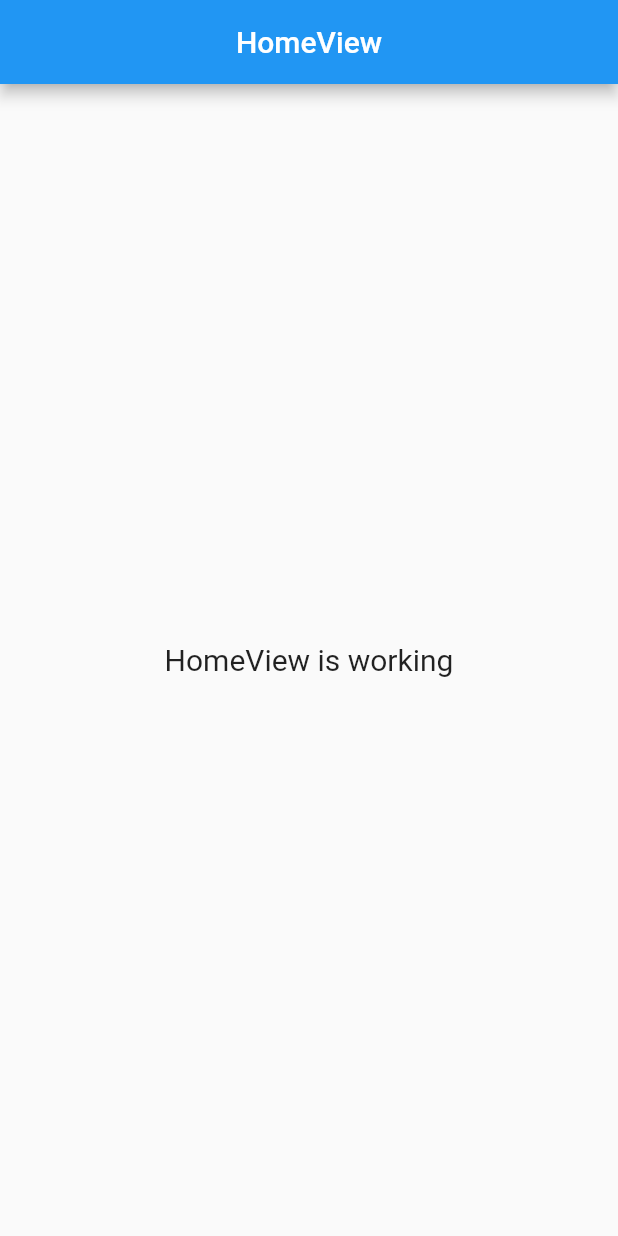
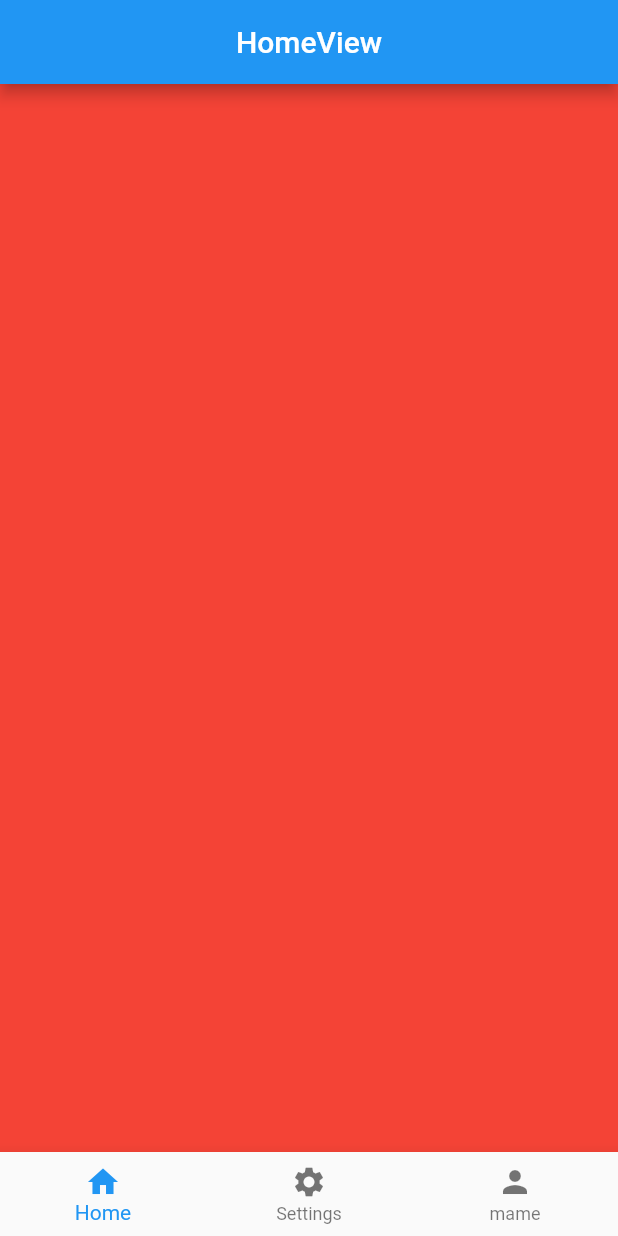
Before and after one commit to sayanths/rent-a-car-app, a Flutter app: the screen it shows after launch, on a phone screen of 412 x 824 dp. Run offline on Flutter 3.47's test engine with Material 2 defaults, Android fonts, the phone set to English and light mode, and no system bars; our stand-ins replace get.

Commit message:
bottom nav

```diff
--- /dev/null
+++ b/lib/app/modules/bottomnavbar/controllers/bottomnavbar_controller.dart
@@ -0,0 +1,26 @@
+import 'package:get/get.dart';
+
+
+enum HomeState { home, settings,name }
+class BottomnavbarController extends GetxController {
+ final state = HomeState.home.obs;
+
+  void selectHome() => state.value = HomeState.home;
+
+  void selectName() => state.value = HomeState.name;
+  Future<void> selectSettings() async {
+    // check if current route is settings
+    if (state.value == HomeState.settings) {
+      try {
+        // try to pop e.g. current route in settings is the detail
+      //  await Get.keys[SettingsNavigation.id]!.currentState!.maybePop();
+      } catch (e) {
+        // error
+      }
+    }
+    //  state.value = HomeState.home;
+     state.value = HomeState.settings;
+    // state.value = HomeState.name;
+  }
+
+}
--- /dev/null
+++ b/lib/app/modules/bottomnavbar/views/bottomnavbar_view.dart
@@ -0,0 +1,43 @@
+import 'package:flutter/material.dart';
+
+import 'package:get/get.dart';
+
+import '../../home/views/home_view.dart';
+import '../controllers/bottomnavbar_controller.dart';
+
+class BottomnavbarView extends GetView<BottomnavbarController> {
+  @override
+  Widget build(BuildContext context) {
+    return Obx(() => Scaffold(
+          bottomNavigationBar: BottomNavigationBar(
+            currentIndex: controller.state.value == HomeState.home ? 0 : 1,
+            onTap: (index) =>
+                index == 0 ? controller.selectHome() : controller.selectName(),
+            items: const [
+              BottomNavigationBarItem(icon: Icon(Icons.home), label: 'Home'),
+              BottomNavigationBarItem(
+                  icon: Icon(Icons.settings), label: 'Settings'),
+              BottomNavigationBarItem(icon: Icon(Icons.person), label: 'mame'),
+            ],
+          ),
+          body: Builder(
+            builder: (context) {
+              switch (controller.state.value) {
+                case HomeState.home:
+                  return HomeView();
+                case HomeState.settings:
+                  return Scaffold(
+                    appBar: AppBar(title: const Text('BottomNavigationBar')),
+                    body: const Center(child: Text('Home')),
+                  );
+                case HomeState.name:
+                  return Scaffold(
+                    appBar: AppBar(title: const Text('sd')),
+                    body: const Center(child: Text('sa')),
+                  );
+              }
+            },
+          ),
+        ));
+  }
+}
--- a/lib/app/modules/home/views/home_view.dart
+++ b/lib/app/modules/home/views/home_view.dart
@@ -12,12 +12,7 @@ class HomeView extends GetView<HomeController> {
         title: Text('HomeView'),
         centerTitle: true,
       ),
-      body: Center(
-        child: Text(
-          'HomeView is working',
-          style: TextStyle(fontSize: 20),
-        ),
-      ),
+      body: Container(color: Colors.red,)
     );
   }
 }
--- a/lib/app/routes/app_routes.dart
+++ b/lib/app/routes/app_routes.dart
@@ -5,8 +5,10 @@ abstract class Routes {
   Routes._();
 
   static const HOME = _Paths.HOME;
+  static const BOTTOMNAVBAR = _Paths.BOTTOMNAVBAR;
 }
 
 abstract class _Paths {
   static const HOME = '/home';
+  static const BOTTOMNAVBAR = '/bottomnavbar';
 }
--- a/lib/main.dart
+++ b/lib/main.dart
@@ -10,6 +10,7 @@ void main() {
       title: "Application",
       initialRoute: AppPages.INITIAL,
       getPages: AppPages.routes,
+
     ),
   );
 }
```
Also changed, not shown: lib/app/modules/bottomnavbar/bindings/bottomnavbar_binding.dart (added, +12 -0 lines), lib/app/routes/app_pages.dart (+8 -1 lines).
